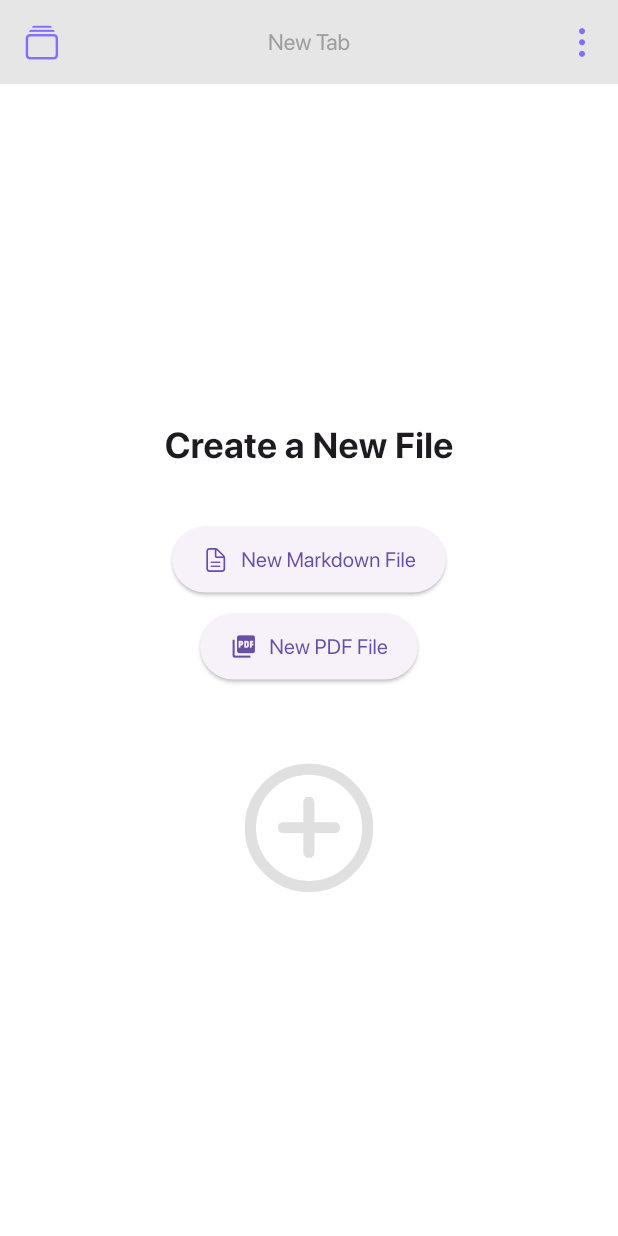
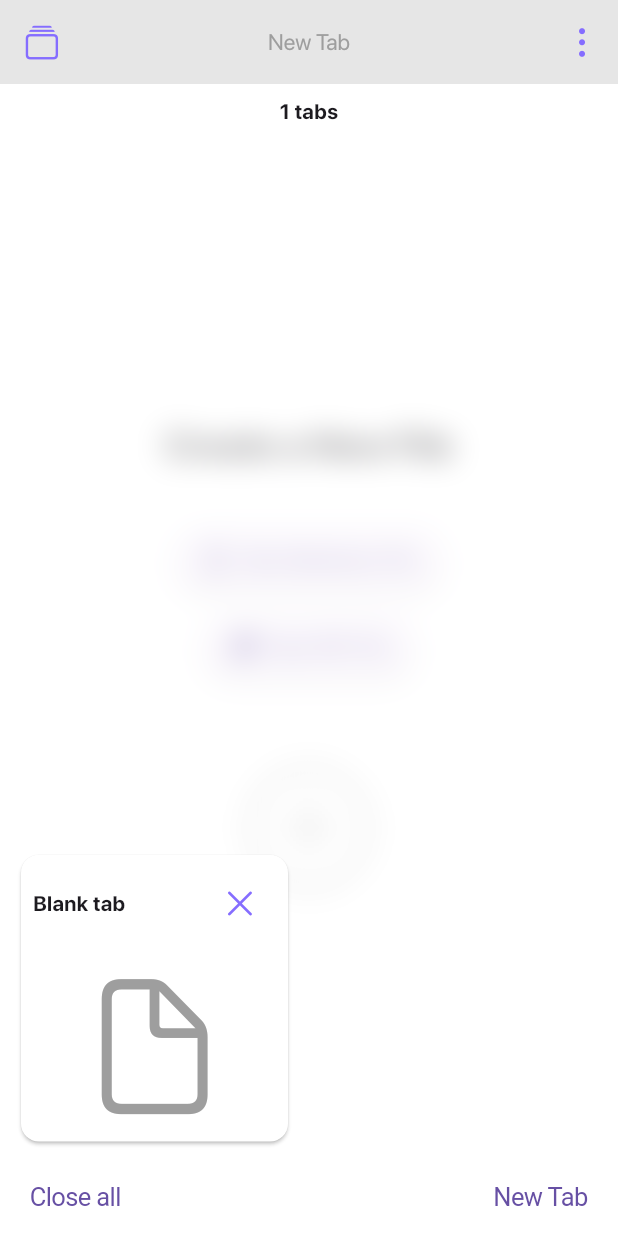
Before and after one commit to Thanhfdq/pdf-note, a Flutter app: the screen it shows after launch, in the side drawer, after a tap on "Blank tab", on a phone screen of 412 x 824 dp. Run offline on Flutter 3.47's test engine with Material 3 defaults, Android fonts, the light colour scheme and no system bars; drawn by our look-alikes of flutter_zoom_drawer; our stand-ins replace file_picker, flutter_markdown, pdf; missing offline and left inert: syncfusion_flutter_pdfviewer; project files that could hold a hidden picture were left out.

Commit message:
Pdf editor: Change the way tab window is showed to fix the bug that can't draw horizontal line.

```diff
--- a/lib/providers/tab_mangager.dart
+++ b/lib/providers/tab_mangager.dart
@@ -14,8 +14,10 @@ class TabsManager with ChangeNotifier {
   List<TabState> get tabs => List.unmodifiable(_tabs);
   int currentTab = 0;
   String defaultFileLocation = "";
-  bool _isOptionsOpen = false;
-  bool get isOptionsOpen => _isOptionsOpen;
+  bool _isTabWindowOpen = false;
+  bool _isOptionsWindowOpen = false;
+  bool get isOptionsOpen => _isOptionsWindowOpen;
+  bool get isTabWindowOpen => _isTabWindowOpen;
 
   void setCurrentTab(int index) {
     currentTab = index;
@@ -76,8 +78,13 @@ class TabsManager with ChangeNotifier {
     return isSuccess;
   }
 
+  void toggleTabWindow() {
+    _isTabWindowOpen = !_isTabWindowOpen;
+    notifyListeners();
+  }
+
   void toggleOption() {
-    _isOptionsOpen = !_isOptionsOpen;
+    _isOptionsWindowOpen = !_isOptionsWindowOpen;
     notifyListeners();
   }
 }
--- a/lib/screens/home_screen.dart
+++ b/lib/screens/home_screen.dart
@@ -1,5 +1,4 @@
 import 'package:flutter/material.dart';
-import 'package:flutter_zoom_drawer/flutter_zoom_drawer.dart';
 import 'package:pdf_note/constants/app_strings.dart';
 import 'package:pdf_note/providers/tab_mangager.dart';
 import 'package:pdf_note/screens/markdown_editor.dart';
@@ -48,16 +47,7 @@ class _HomeState extends State<Home> {
 
   @override
   Widget build(BuildContext context) {
-    return ZoomDrawer(
-      menuScreen: const LeftDrawer(),
-      mainScreen: HomeScreen(),
-      mainScreenScale: 0.0,
-      menuScreenWidth: 270,
-      angle: 0.0,
-      borderRadius: 0,
-      mainScreenTapClose: true,
-      menuBackgroundColor: Colors.grey,
-    );
+    return HomeScreen();
   }
 }
 
@@ -87,7 +77,8 @@ class HomeScreen extends StatelessWidget {
                               .tabs[tabsManager.currentTab].pdfState!.isViewMode
                           ? const PdfViewerScreen()
                           : const PdfEditorScreen()
-                      : NewTabScreen(fileService: fileService), // New Tab
+                      : NewTabScreen(fileService: fileService),
+              if (tabsManager.isTabWindowOpen) const LeftDrawer(), // New Tab
               if (tabManager.isOptionsOpen) const FileOptions()
             ],
           );
--- a/lib/widgets/app_bar.dart
+++ b/lib/widgets/app_bar.dart
@@ -21,7 +21,8 @@ class CustomAppBar extends StatelessWidget implements PreferredSizeWidget {
       leading: CustomButton(
         onPressed: () {
           // scaffoldKey.currentState?.openDrawer();
-          ZoomDrawer.of(context)!.toggle();
+          // ZoomDrawer.of(context)!.toggle();
+          tabsManager.toggleTabWindow();
         },
         icon: CupertinoIcons.rectangle_stack,
       ),
--- a/lib/widgets/left_drawer.dart
+++ b/lib/widgets/left_drawer.dart
@@ -1,3 +1,5 @@
+import 'dart:ui';
+
 import 'package:flutter/cupertino.dart';
 import 'package:flutter/material.dart';
 import 'package:flutter_zoom_drawer/flutter_zoom_drawer.dart';
@@ -19,12 +21,23 @@ class _LeftDrawerState extends State<LeftDrawer> {
   @override
   Widget build(BuildContext context) {
     TabsManager tabsManager = Provider.of<TabsManager>(context);
-    return Drawer(
-      backgroundColor: Colors.transparent,
-      child: Padding(
+    return Stack(children: [
+      // Blurred Background
+      GestureDetector(
+        onTap: tabsManager.toggleTabWindow,
+        child: BackdropFilter(
+          filter: ImageFilter.blur(sigmaX: 10, sigmaY: 10),
+          child: Container(
+            color: Colors.white.withOpacity(0.5),
+          ),
+        ),
+      ),
+      // Content
+      Padding(
         padding: const EdgeInsets.all(0),
         child: Column(
           children: [
+            // Show number of tabs
             Row(
               children: [
                 Expanded(
@@ -37,11 +50,12 @@ class _LeftDrawerState extends State<LeftDrawer> {
                 )),
               ],
             ),
+            // List tabs opening
             Expanded(
               child: GridView.builder(
                 reverse: true,
                 gridDelegate: const SliverGridDelegateWithFixedCrossAxisCount(
-                  crossAxisCount: 1, // Number of columns
+                  crossAxisCount: 2, // Number of columns
                   mainAxisSpacing: 0, // Spacing between rows
                 ),
                 // padding: const EdgeInsets.all(8),
@@ -51,7 +65,7 @@ class _LeftDrawerState extends State<LeftDrawer> {
                     onTap: () {
                       tabsManager
                           .setCurrentTab(index); // Switch to the selected tab
-                      ZoomDrawer.of(context)!.close(); // Close the drawer
+                      tabsManager.toggleTabWindow(); // Close the drawer
                     },
                     child: Padding(
                       padding:
@@ -132,6 +146,7 @@ class _LeftDrawerState extends State<LeftDrawer> {
                 },
               ),
             ),
+            // Actions
             Row(
               mainAxisAlignment: MainAxisAlignment.spaceBetween,
               children: [
@@ -150,6 +165,6 @@ class _LeftDrawerState extends State<LeftDrawer> {
           ],
         ),
       ),
-    );
+    ]);
   }
 }
```
